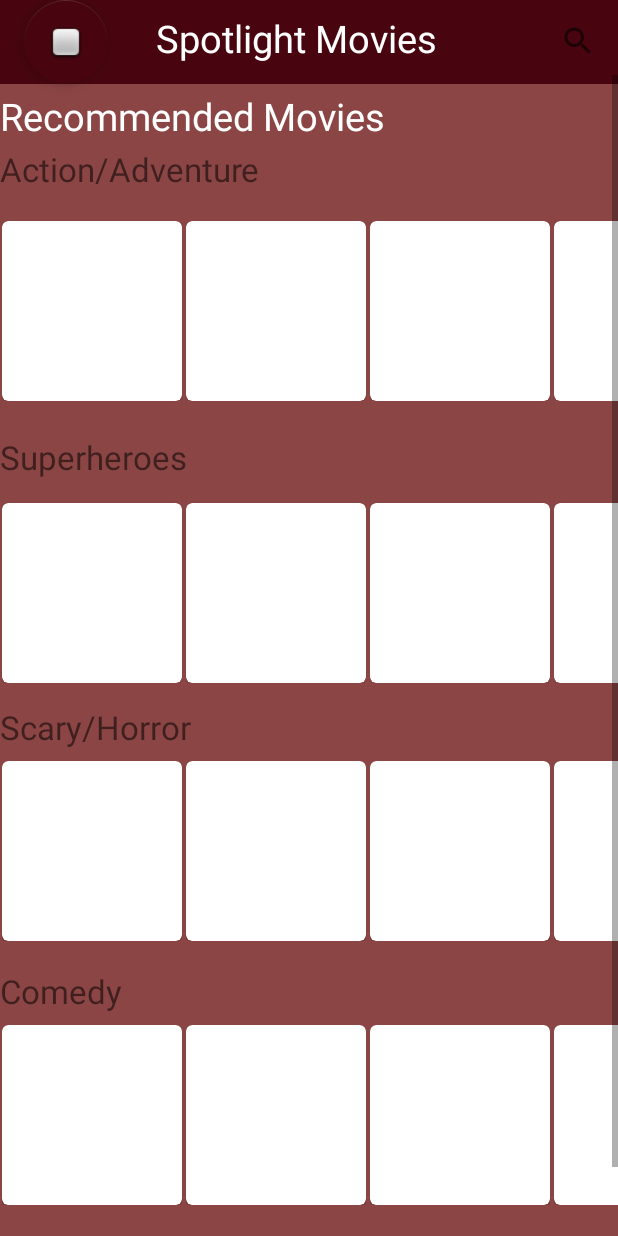
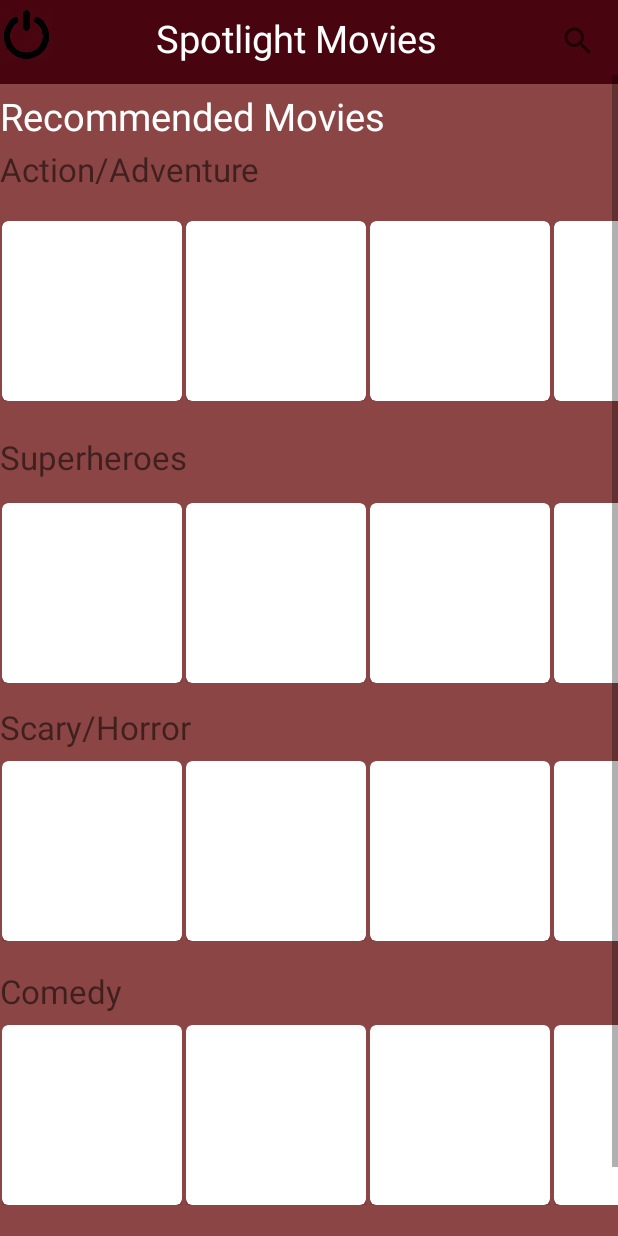
Before and after one commit to bipinregmi/FinalProject, an Android app: the HomeActivity screen opened directly, with no data from a screen before it, on a phone screen of 412 x 824 dp. Run offline under Robolectric (Android 15) with nearby library versions, the phone set to English and light mode, and no system bars; pictures from the network do not load.

Commit message:
work in progress

```diff
--- a/Spotlight_Movies/app/src/main/java/com/example/spotlight_movies/HomeActivity.java
+++ b/Spotlight_Movies/app/src/main/java/com/example/spotlight_movies/HomeActivity.java
@@ -1,10 +1,13 @@
 package com.example.spotlight_movies;
 
+import android.content.Intent;
 import android.os.Bundle;
 import android.support.v7.app.AppCompatActivity;
 import android.support.v7.widget.LinearLayoutManager;
 import android.support.v7.widget.RecyclerView;
 import android.util.Log;
+import android.view.View;
+import android.widget.Button;
 import android.widget.TextView;
 
 import com.example.spotlight_movies.Network.ApiInterface;
@@ -68,6 +71,15 @@ public class HomeActivity extends AppCompatActivity {
             @Override
             public void onFailure(Call<MovieResults> call, Throwable t) {
                 t.printStackTrace();
+
+            }
+        });
+
+        final Button logoff = findViewById(R.id.logoff);
+        logoff.setOnClickListener(new View.OnClickListener() {
+            @Override
+            public void onClick(View v) {
+                startActivity(new Intent(HomeActivity.this, LoginActivity.class));
 
             }
         });
--- a/Spotlight_Movies/app/src/main/res/layout/activity_cast.xml
+++ b/Spotlight_Movies/app/src/main/res/layout/activity_cast.xml
@@ -168,7 +168,6 @@
         android:layout_marginLeft="8dp"
         android:layout_marginTop="3dp"
         android:background="@drawable/icon_home"
-        android:text="Button"
         app:layout_constraintStart_toStartOf="@+id/toolbar"
         app:layout_constraintTop_toTopOf="@+id/textView5" />
 
--- a/Spotlight_Movies/app/src/main/res/layout/activity_home.xml
+++ b/Spotlight_Movies/app/src/main/res/layout/activity_home.xml
@@ -19,8 +19,8 @@
 
     <TextView
         android:id="@+id/textView7"
-        android:layout_width="250dp"
-        android:layout_height="51dp"
+        android:layout_width="203dp"
+        android:layout_height="53dp"
         android:layout_marginStart="104dp"
         android:layout_marginLeft="104dp"
         android:layout_marginTop="8dp"
@@ -29,17 +29,6 @@
         android:textSize="25dp"
         app:layout_constraintStart_toStartOf="parent"
         app:layout_constraintTop_toTopOf="parent" />
-
-    <android.support.design.widget.FloatingActionButton
-        android:id="@+id/floatingActionButton3"
-        android:layout_width="wrap_content"
-        android:layout_height="wrap_content"
-        android:layout_marginStart="16dp"
-        android:layout_marginLeft="16dp"
-        android:clickable="true"
-        app:layout_constraintStart_toStartOf="parent"
-        app:layout_constraintTop_toTopOf="parent"
-        app:srcCompat="@android:drawable/checkbox_off_background" />
 
     <SearchView
         android:id="@+id/searchView"
@@ -167,5 +156,14 @@
         android:id="@+id/resultsTest"
         />
 
+    <Button
+        android:id="@+id/logoff"
+        android:layout_width="35dp"
+        android:layout_height="35dp"
+        android:layout_marginTop="5dp"
+        android:background="@drawable/log_off_icon"
+        app:layout_constraintStart_toStartOf="parent"
+        app:layout_constraintTop_toTopOf="parent" />
+
 
 </android.support.constraint.ConstraintLayout>
--- a/Spotlight_Movies/app/src/main/res/layout/activity_review.xml
+++ b/Spotlight_Movies/app/src/main/res/layout/activity_review.xml
@@ -168,7 +168,6 @@
         android:layout_marginLeft="1dp"
         android:layout_marginTop="6dp"
         android:background="@drawable/icon_home"
-        android:text="Button"
         app:layout_constraintStart_toStartOf="parent"
         app:layout_constraintTop_toTopOf="parent" />
 
```
Also changed, not shown: Spotlight_Movies/app/src/main/res/drawable-xxhdpi/log_off_icon.png (added).
